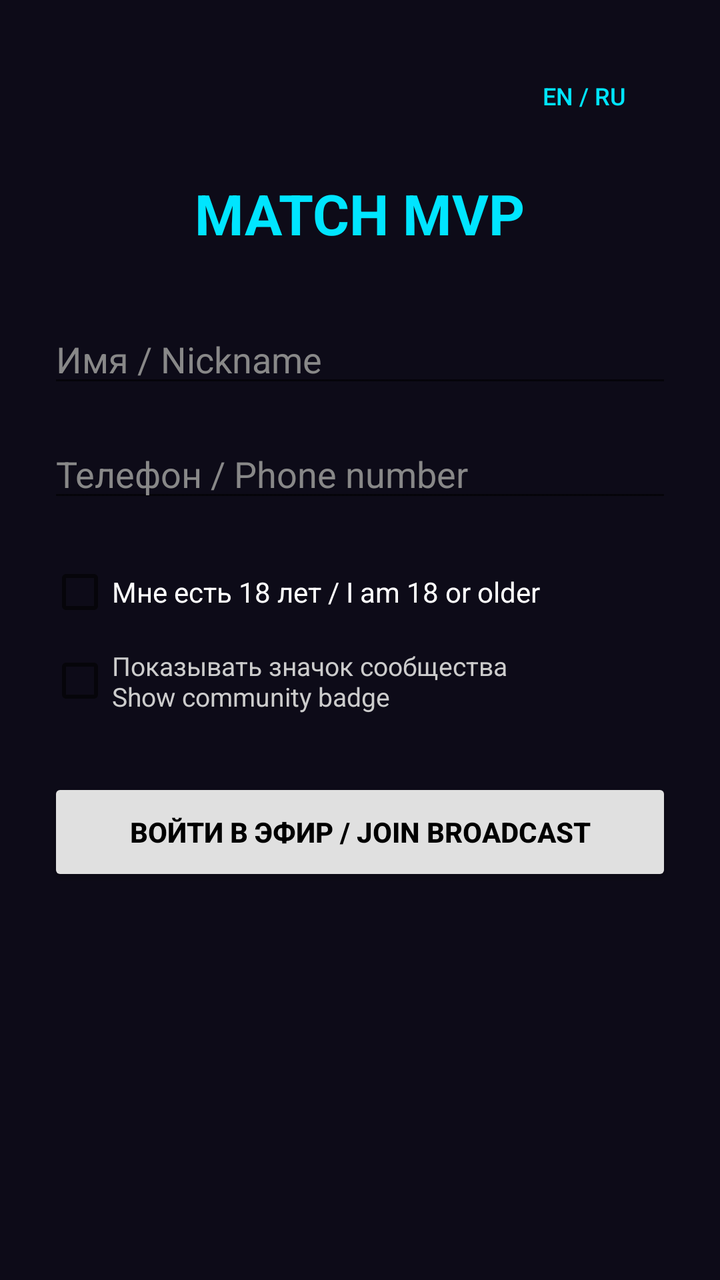
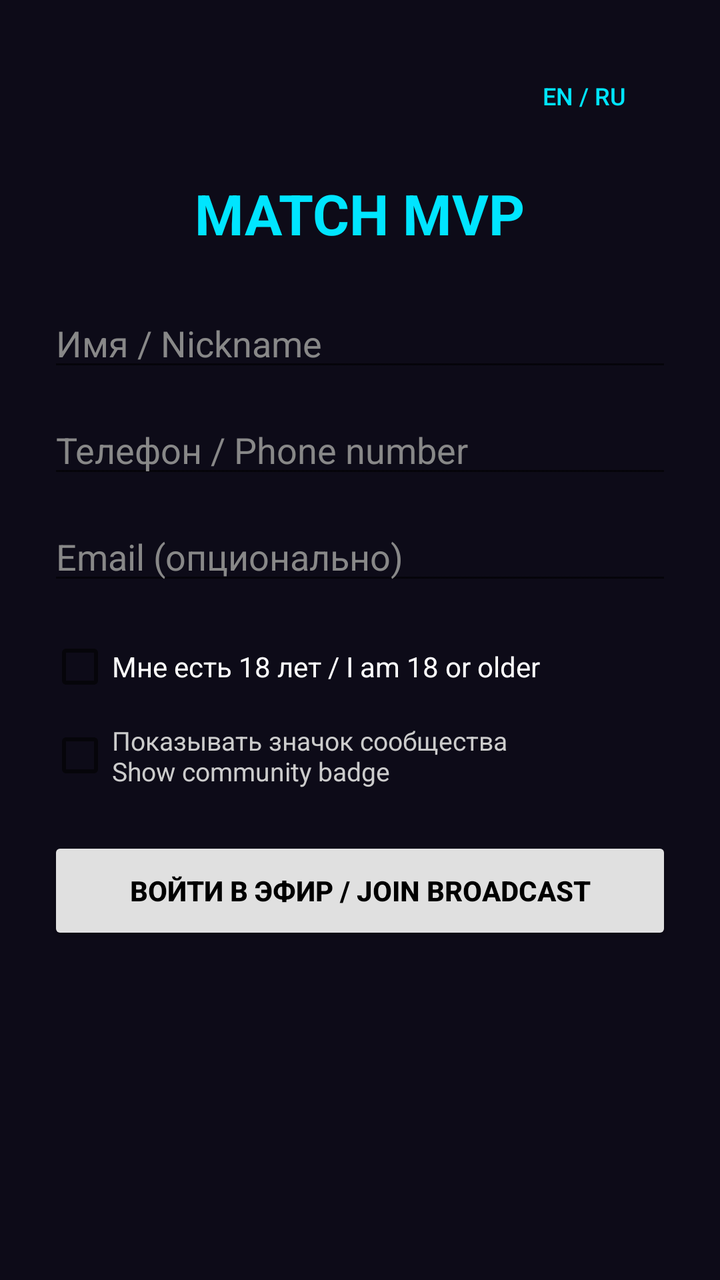

Before-and-after screenshots of an Android layout around one commit, followed by the original layout XML and the change that was made.
<!-- AndroidManifest.xml: application theme Theme.MatchMVP -->
<!-- res/layout/activity_main.xml -->
<?xml version="1.0" encoding="utf-8"?>
<FrameLayout xmlns:android="http://schemas.android.com/apk/res/android"
    android:layout_width="match_parent"
    android:layout_height="match_parent"
    android:background="#0D0B18">

    
    <LinearLayout
        android:id="@+id/joinScreen"
        android:layout_width="match_parent"
        android:layout_height="match_parent"
        android:orientation="vertical"
        android:padding="24dp"
        android:gravity="center_horizontal">

        <LinearLayout
            android:layout_width="match_parent"
            android:layout_height="wrap_content"
            android:orientation="horizontal"
            android:gravity="end"
            android:layout_marginBottom="16dp">

            <Button
                android:id="@+id/langBtn"
                android:layout_width="wrap_content"
                android:layout_height="wrap_content"
                android:text="EN / RU"
                android:textSize="12sp"
                android:textColor="#00E5FF"
                android:background="?android:attr/selectableItemBackground"/>
        </LinearLayout>

        <TextView
            android:id="@+id/titleTv"
            android:layout_width="wrap_content"
            android:layout_height="wrap_content"
            android:text="MATCH MVP"
            android:textSize="28sp"
            android:textStyle="bold"
            android:textColor="#00E5FF"
            android:layout_marginBottom="32dp"/>

        <EditText
            android:id="@+id/nicknameInput"
            android:layout_width="match_parent"
            android:layout_height="wrap_content"
            android:hint="Имя / Nickname"
            android:textColorHint="#888888"
            android:textColor="#FFFFFF"
            android:inputType="textPersonName"
            android:layout_marginBottom="16dp"/>

        <EditText
            android:id="@+id/phoneInput"
            android:layout_width="match_parent"
            android:layout_height="wrap_content"
            android:hint="Телефон / Phone number"
            android:textColorHint="#888888"
            android:textColor="#FFFFFF"
            android:inputType="phone"
            android:layout_marginBottom="24dp"/>

        <CheckBox
            android:id="@+id/ageCheck"
            android:layout_width="match_parent"
            android:layout_height="wrap_content"
            android:text="Мне есть 18 лет / I am 18 or older"
            android:textColor="#FFFFFF"
            android:layout_marginBottom="12dp"/>

        <CheckBox
            android:id="@+id/badgeCheck"
            android:layout_width="match_parent"
            android:layout_height="wrap_content"
            android:text="Показывать значок сообщества\nShow community badge"
            android:textColor="#CCCCCC"
            android:textSize="13sp"
            android:layout_marginBottom="32dp"/>

        <Button
            android:id="@+id/joinBtn"
            android:layout_width="match_parent"
            android:layout_height="54dp"
            android:text="ВОЙТИ В ЭФИР / JOIN BROADCAST"
            android:textSize="14sp"
            android:textStyle="bold"
            android:textColor="#000000"
            android:backgroundTint="#E0E0E0"/>

    </LinearLayout>

    
    <LinearLayout
        android:id="@+id/roomScreen"
        android:layout_width="match_parent"
        android:layout_height="match_parent"
        android:orientation="vertical"
        android:padding="16dp"
        android:visibility="gone">

        <LinearLayout
            android:layout_width="match_parent"
            android:layout_height="wrap_content"
            android:orientation="horizontal"
            android:gravity="center_vertical"
            android:layout_marginBottom="16dp">

            <TextView
                android:id="@+id/roomTitleTv"
                android:layout_width="0dp"
                android:layout_height="wrap_content"
                android:layout_weight="1"
                android:text="Кто рядом / Nearby"
                android:textSize="20sp"
                android:textStyle="bold"
                android:maxLines="1"
                android:ellipsize="end"
                android:textColor="#00E5FF"/>

            <Button
                android:id="@+id/leaveBtn"
                android:layout_width="wrap_content"
                android:layout_height="wrap_content"
                android:text="Выйти / Leave"
                android:textColor="#FF5252"
                android:textSize="13sp"
                android:background="?android:attr/selectableItemBackground"/>
        </LinearLayout>

        <androidx.recyclerview.widget.RecyclerView
            android:id="@+id/peersRecyclerView"
            android:layout_width="match_parent"
            android:layout_height="match_parent"/>

    </LinearLayout>

</FrameLayout>
<!-- resources referenced by this layout -->
<resources>
  <style name="Theme.MatchMVP" parent="Theme.AppCompat.Light.NoActionBar">
          <item name="colorPrimary">#0A0118</item>
          <item name="colorPrimaryDark">#0A0118</item>
          <item name="colorAccent">#00F0FF</item>
          <item name="android:windowBackground">#0A0118</item>
      </style>
</resources>

<!-- the commit's change to res/layout/activity_main.xml (unified diff, before → after) -->
@@ -38,7 +38,7 @@
             android:textSize="28sp"
             android:textStyle="bold"
             android:textColor="#00E5FF"
-            android:layout_marginBottom="32dp"/>
+            android:layout_marginBottom="24dp"/>
 
         <EditText
             android:id="@+id/nicknameInput"
@@ -48,7 +48,7 @@
             android:textColorHint="#888888"
             android:textColor="#FFFFFF"
             android:inputType="textPersonName"
-            android:layout_marginBottom="16dp"/>
+            android:layout_marginBottom="12dp"/>
 
         <EditText
             android:id="@+id/phoneInput"
@@ -58,7 +58,17 @@
             android:textColorHint="#888888"
             android:textColor="#FFFFFF"
             android:inputType="phone"
-            android:layout_marginBottom="24dp"/>
+            android:layout_marginBottom="12dp"/>
+
+        <EditText
+            android:id="@+id/emailInput"
+            android:layout_width="match_parent"
+            android:layout_height="wrap_content"
+            android:hint="Email (опционально)"
+            android:textColorHint="#888888"
+            android:textColor="#FFFFFF"
+            android:inputType="textEmailAddress"
+            android:layout_marginBottom="20dp"/>
 
         <CheckBox
             android:id="@+id/ageCheck"
@@ -75,7 +85,7 @@
             android:text="Показывать значок сообщества\nShow community badge"
             android:textColor="#CCCCCC"
             android:textSize="13sp"
-            android:layout_marginBottom="32dp"/>
+            android:layout_marginBottom="24dp"/>
 
         <Button
             android:id="@+id/joinBtn"
